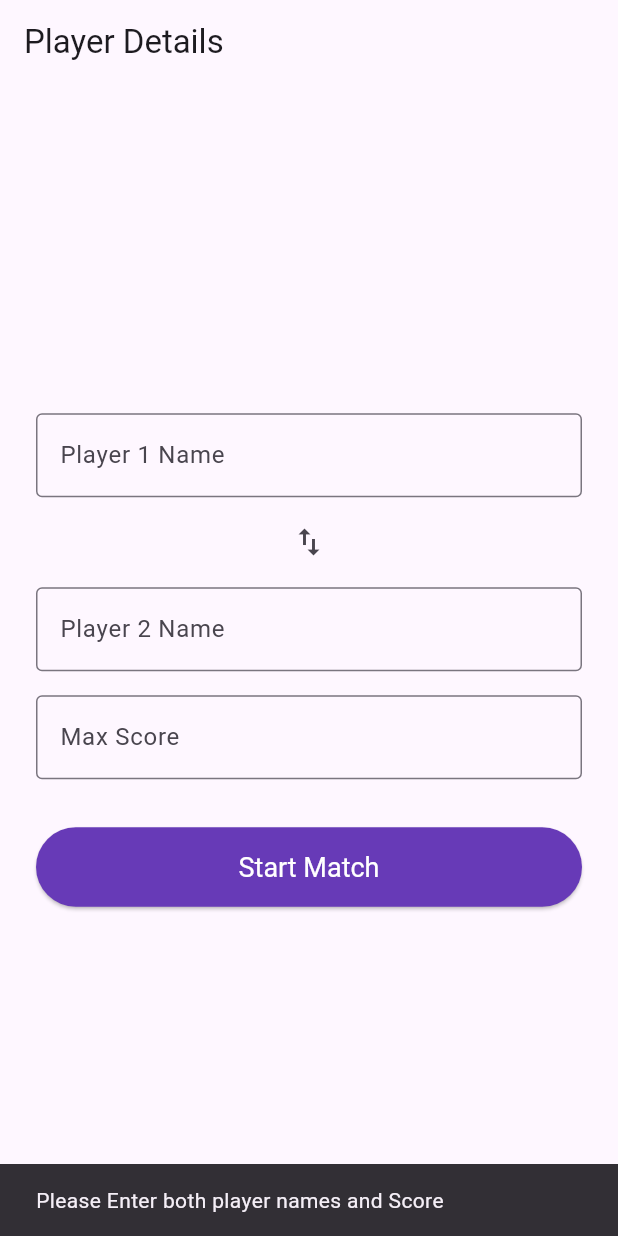
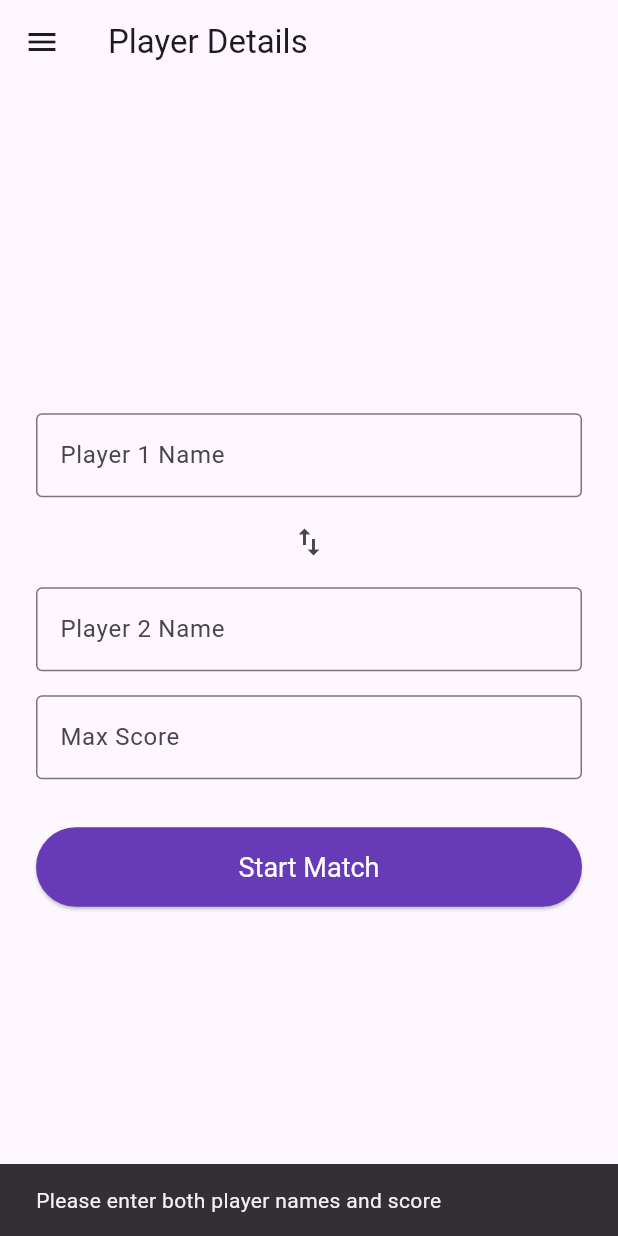
Before and after one commit to AwfulAlien/Sock, a Flutter app: the screen it shows after launch, after a tap on "Start Match", on a phone screen of 412 x 824 dp. Run offline on Flutter 3.47's test engine with Material 3 defaults, Android fonts, the phone set to English and light mode, and no system bars.

Commit message:
Minor fixes

```diff
--- a/lib/screen/player_entry_screen.dart
+++ b/lib/screen/player_entry_screen.dart
@@ -1,4 +1,5 @@
 import 'package:flutter/material.dart';
+import 'package:sock/screen/match_history_screen.dart';
 import 'package:sock/screen/score_screen.dart';
 
 class PlayerEntryScreen extends StatefulWidget {
@@ -15,12 +16,12 @@ class _PlayerEntryScreenState extends State<PlayerEntryScreen> {
 
   void _startMatch() {
     int? maxScore = int.tryParse(_maxScoreController.text);
-    if (_player1Controller.text.isEmpty ||
-        _player2Controller.text.isEmpty ||
-        _maxScoreController.text.isEmpty) {
+    if (_player1Controller.text.trim().isEmpty ||
+        _player2Controller.text.trim().isEmpty ||
+        _maxScoreController.text.trim().isEmpty) {
       ScaffoldMessenger.of(context).showSnackBar(
         const SnackBar(
-          content: Text('Please Enter both player names and Score'),
+          content: Text('Please enter both player names and score'),
         ),
       );
     } else if (maxScore == null || maxScore <= 0 || maxScore > 21) {
@@ -33,8 +34,8 @@ class _PlayerEntryScreenState extends State<PlayerEntryScreen> {
         context,
         MaterialPageRoute(
           builder: (context) => ScoreScreen(
-            player1Name: _player1Controller.text,
-            player2Name: _player2Controller.text,
+            player1Name: _player1Controller.text.trim(),
+            player2Name: _player2Controller.text.trim(),
             maxScore: maxScore,
           ),
         ),
@@ -55,6 +56,39 @@ class _PlayerEntryScreenState extends State<PlayerEntryScreen> {
     return Scaffold(
       appBar: AppBar(
         title: const Text("Player Details"),
+      ),
+      drawer: Drawer(
+        child: ListView(
+          padding: EdgeInsets.zero,
+          children: [
+            DrawerHeader(
+              decoration: BoxDecoration(
+                color: Theme.of(context).primaryColor,
+                //TODO: Image
+              ),
+              child: const Text(
+                'Sock',
+                style: TextStyle(
+                  color: Colors.white,
+                  fontSize: 24,
+                ),
+              ),
+            ),
+            ListTile(
+              leading: const Icon(Icons.history),
+              title: const Text('Match History'),
+              onTap: () {
+                Navigator.pop(context);
+                Navigator.push(
+                  context,
+                  MaterialPageRoute(
+                    builder: (context) => const MatchHistoryScreen(),
+                  ),
+                );
+              },
+            ),
+          ],
+        ),
       ),
       body: Padding(
         padding: const EdgeInsets.all(24.0),
--- a/lib/screen/score_screen.dart
+++ b/lib/screen/score_screen.dart
@@ -59,7 +59,9 @@ class _ScoreScreenState extends State<ScoreScreen> {
                       style: TextStyle(
                         fontSize: 24,
                         fontWeight: FontWeight.w700,
-                        color: Theme.of(context).primaryColor,
+                        color: Theme
+                            .of(context)
+                            .primaryColor,
                       ),
                     ),
                     const SizedBox(height: 16),
@@ -115,8 +117,8 @@ class _ScoreScreenState extends State<ScoreScreen> {
   }
 
   void _undoLastScore() {
+    HapticFeedback.heavyImpact();
     if (scoreHistory.length > 1) {
-      HapticFeedback.heavyImpact();
       scoreHistory.removeLast();
       List<int> previousScore = scoreHistory.last;
       setState(() {
```
Also changed, not shown: lib/screen/match_history_screen.dart (added, +16 -0 lines).
